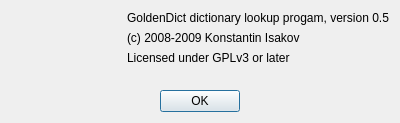
Old version of the form src/about.ui in the repository goldendict/goldendict.
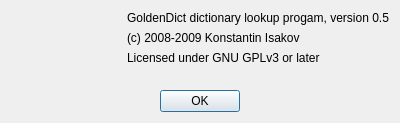
New version of the form. Icons and pictures are not drawn.

Commit message: * GPL->GNU GPL

```diff
--- a/src/about.ui
+++ b/src/about.ui
@@ -60,7 +60,7 @@
        <item>
         <widget class="QLabel" name="label_3">
          <property name="text">
-          <string>Licensed under GPLv3 or later</string>
+          <string>Licensed under GNU GPLv3 or later</string>
          </property>
          <property name="alignment">
           <set>Qt::AlignLeading|Qt::AlignLeft|Qt::AlignVCenter</set>
```
